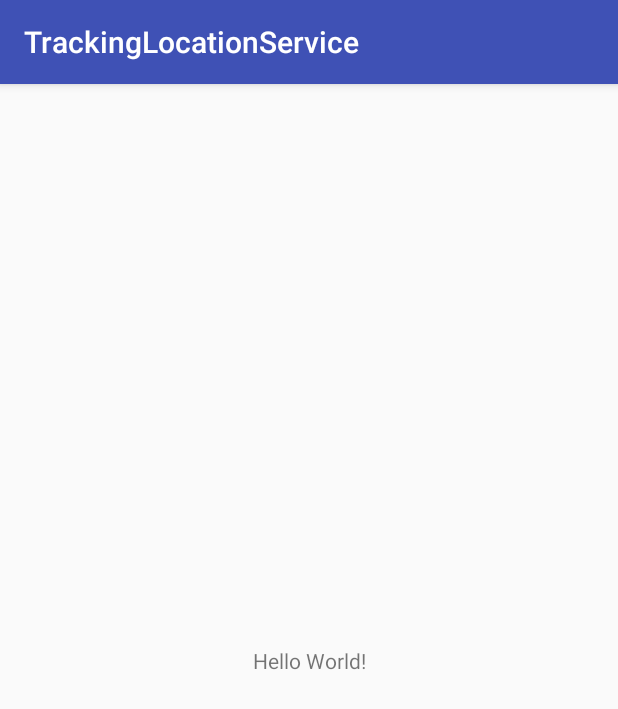
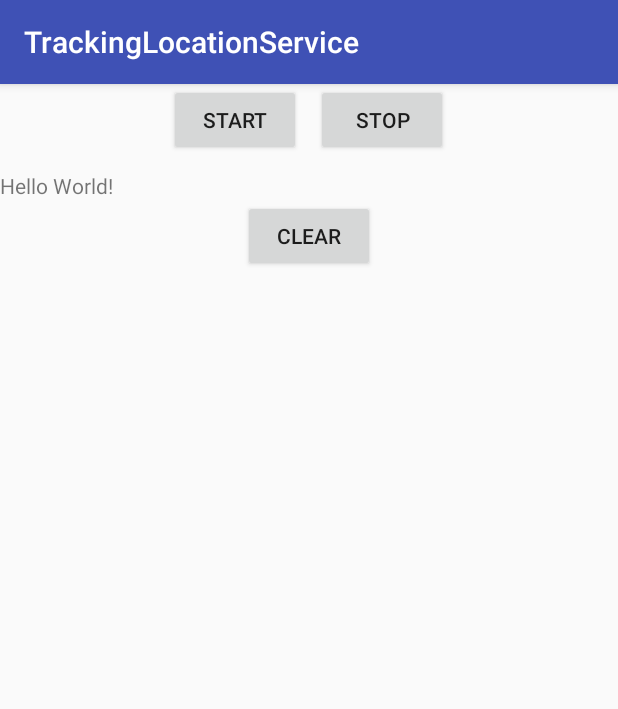
Before and after one commit to jompons/TrackingLocationService, an Android app: the screen it shows after launch (MainActivity), on a phone screen of 412 x 824 dp. Shown: the top 709 px of the screen. Run offline under Robolectric (Android 15) with nearby library versions, the phone set to English and light mode, and no system bars.

Commit message:
Tracking location service by FusedLocationService

```diff
--- a/app/build.gradle
+++ b/app/build.gradle
@@ -21,7 +21,8 @@ android {
 dependencies {
     implementation fileTree(dir: 'libs', include: ['*.jar'])
     implementation 'com.android.support:appcompat-v7:26.1.0'
-    implementation 'com.android.support.constraint:constraint-layout:1.0.2'
+    implementation 'com.android.support:design:26.1.0'
+    implementation 'com.google.android.gms:play-services-location:11.8.0'
     testImplementation 'junit:junit:4.12'
     androidTestImplementation 'com.android.support.test:runner:1.0.1'
     androidTestImplementation 'com.android.support.test.espresso:espresso-core:3.0.1'
--- a/app/src/main/java/com/jompon/trackinglocationservice/MainActivity.java
+++ b/app/src/main/java/com/jompon/trackinglocationservice/MainActivity.java
@@ -1,13 +1,87 @@
 package com.jompon.trackinglocationservice;
 
+import android.content.BroadcastReceiver;
+import android.content.Context;
+import android.content.Intent;
+import android.content.IntentFilter;
+import android.location.Location;
 import android.support.v7.app.AppCompatActivity;
 import android.os.Bundle;
+import android.support.v7.widget.Toolbar;
+import android.util.Log;
+import android.view.View;
+import android.widget.Button;
+import android.widget.TextView;
 
 public class MainActivity extends AppCompatActivity {
+
+    private static final String TAG = MainActivity.class.getSimpleName();
+    private Button btnStart;
+    private Button btnStop;
+    private TextView txtLocation;
+    private LocationReceiver locationReceiver;
 
     @Override
     protected void onCreate(Bundle savedInstanceState) {
         super.onCreate(savedInstanceState);
         setContentView(R.layout.activity_main);
+        Toolbar toolbar = (Toolbar) findViewById(R.id.toolbar);
+        setSupportActionBar(toolbar);
+
+        btnStart = (Button) findViewById(R.id.btn_start);
+        btnStop = (Button) findViewById(R.id.btn_stop);
+        txtLocation = (TextView) findViewById(R.id.txt_location);
+    }
+
+    @Override
+    protected void onResume() {
+        super.onResume();
+        if( locationReceiver == null ){
+            locationReceiver = new LocationReceiver();
+            registerReceiver(locationReceiver, new IntentFilter(FusedLocationService.FILTER_ACTION));
+            Log.d(TAG, "Receiver registered");
+        }
+    }
+
+    @Override
+    protected void onPause() {
+        if( locationReceiver != null ){
+            unregisterReceiver(locationReceiver);
+            locationReceiver = null;
+            Log.d(TAG, "Receiver unregistered");
+        }
+        super.onPause();
+    }
+
+    public void startLocation(View view)
+    {
+        Intent intent = new Intent(this, FusedLocationService.class);
+        intent.setAction(FusedLocationService.START_ACTION);
+        startService(intent);
+    }
+
+    public void stopLocation(View view)
+    {
+        Intent intent = new Intent(this, FusedLocationService.class);
+        intent.setAction(FusedLocationService.STOP_ACTION);
+        stopService(intent);
+    }
+
+    public void clear(View view)
+    {
+        txtLocation.setText("CLEAR");
+    }
+
+    public class LocationReceiver extends BroadcastReceiver {
+
+        @Override
+        public void onReceive(Context context, Intent intent) {
+
+            if( intent.getAction() == null )        return;
+            if( intent.getAction().equals(FusedLocationService.FILTER_ACTION) ){
+                Location location = intent.getParcelableExtra(FusedLocationService.KEY_LOCATION);
+                txtLocation.setText(location.toString());
+            }
+        }
     }
 }
--- a/app/src/main/res/layout/activity_main.xml
+++ b/app/src/main/res/layout/activity_main.xml
@@ -1,18 +1,72 @@
 <?xml version="1.0" encoding="utf-8"?>
-<android.support.constraint.ConstraintLayout xmlns:android="http://schemas.android.com/apk/res/android"
+<android.support.design.widget.CoordinatorLayout xmlns:android="http://schemas.android.com/apk/res/android"
     xmlns:app="http://schemas.android.com/apk/res-auto"
     xmlns:tools="http://schemas.android.com/tools"
+    android:orientation="vertical"
     android:layout_width="match_parent"
     android:layout_height="match_parent"
-    tools:context="com.jompon.trackinglocationservice.MainActivity">
+    android:fitsSystemWindows="true"
+    tools:context=".MainActivity">
 
-    <TextView
-        android:layout_width="wrap_content"
+    <android.support.design.widget.AppBarLayout
+        android:layout_width="match_parent"
         android:layout_height="wrap_content"
-        android:text="Hello World!"
-        app:layout_constraintBottom_toBottomOf="parent"
-        app:layout_constraintLeft_toLeftOf="parent"
-        app:layout_constraintRight_toRightOf="parent"
-        app:layout_constraintTop_toTopOf="parent" />
+        android:theme="@style/AppTheme.AppBarOverlay">
 
-</android.support.constraint.ConstraintLayout>
+        <android.support.v7.widget.Toolbar
+            android:id="@+id/toolbar"
+            android:layout_width="match_parent"
+            android:layout_height="?attr/actionBarSize"
+            android:background="?attr/colorPrimary"
+            app:popupTheme="@style/AppTheme.PopupOverlay" />
+
+    </android.support.design.widget.AppBarLayout>
+
+    <LinearLayout
+        android:orientation="vertical"
+        android:layout_width="match_parent"
+        android:layout_height="wrap_content"
+        app:layout_behavior="@string/appbar_scrolling_view_behavior">
+
+        <LinearLayout
+            android:orientation="horizontal"
+            android:layout_width="match_parent"
+            android:layout_height="wrap_content"
+            android:gravity="center">
+
+            <Button
+                android:id="@+id/btn_start"
+                android:layout_width="wrap_content"
+                android:layout_height="wrap_content"
+                android:text="Start"
+                android:onClick="startLocation"/>
+
+            <android.support.v4.widget.Space
+                android:layout_width="10dp"
+                android:layout_height="wrap_content" />
+
+            <Button
+                android:id="@+id/btn_stop"
+                android:layout_width="wrap_content"
+                android:layout_height="wrap_content"
+                android:text="Stop"
+                android:onClick="stopLocation"/>
+        </LinearLayout>
+
+        <TextView
+            android:id="@+id/txt_location"
+            android:layout_width="wrap_content"
+            android:layout_height="wrap_content"
+            android:layout_marginTop="10dp"
+            android:text="Hello World!" />
+
+        <Button
+            android:id="@+id/btn_clear"
+            android:layout_width="wrap_content"
+            android:layout_height="wrap_content"
+            android:layout_gravity="center"
+            android:text="Clear"
+            android:onClick="clear"/>
+    </LinearLayout>
+
+</android.support.design.widget.CoordinatorLayout>
--- a/app/src/main/res/values/styles.xml
+++ b/app/src/main/res/values/styles.xml
@@ -7,5 +7,11 @@
         <item name="colorPrimaryDark">@color/colorPrimaryDark</item>
         <item name="colorAccent">@color/colorAccent</item>
     </style>
+    <style name="AppTheme.NoActionBar">
+        <item name="windowActionBar">false</item>
+        <item name="windowNoTitle">true</item>
+    </style>
+    <style name="AppTheme.AppBarOverlay" parent="ThemeOverlay.AppCompat.Dark.ActionBar" />
+    <style name="AppTheme.PopupOverlay" parent="ThemeOverlay.AppCompat.Light" />
 
 </resources>
```
Also changed, not shown: app/src/main/AndroidManifest.xml (+6 -1 lines), app/src/main/java/com/jompon/trackinglocationservice/FusedLocationService.java (added, +207 -0 lines).
